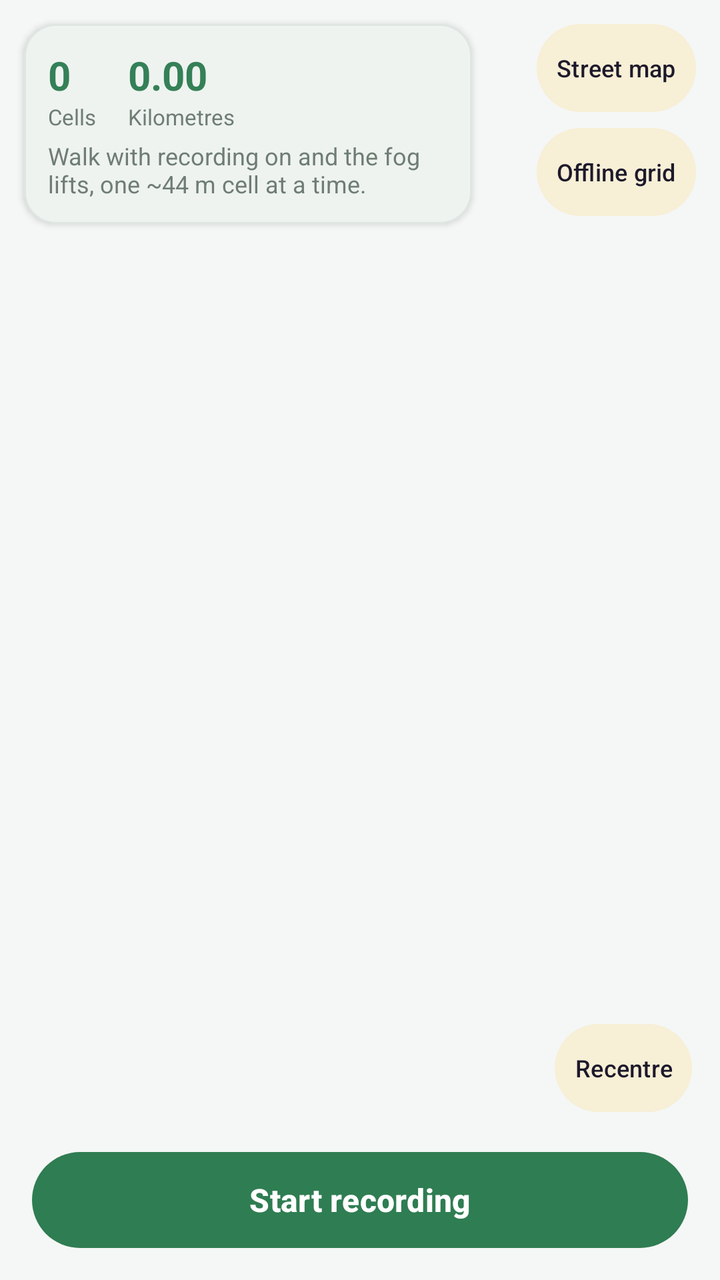
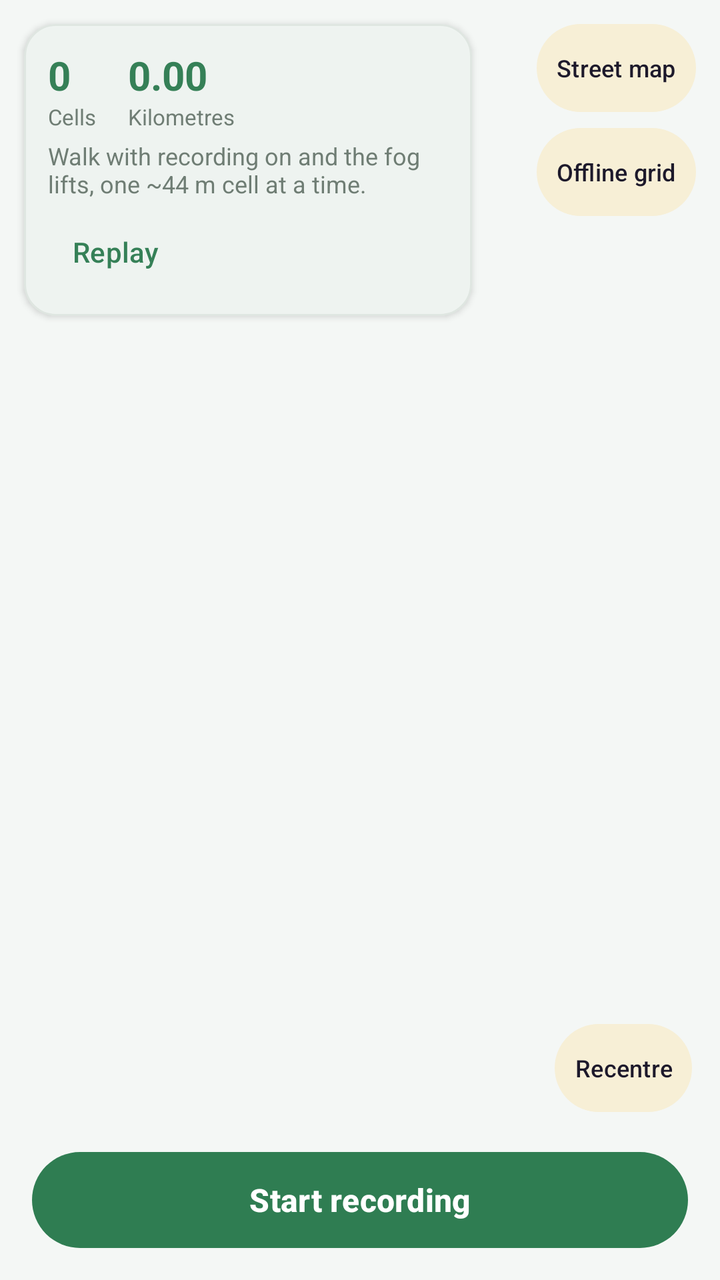

Two renders of the same Android screen: before a commit and after it. Below are the layout's source before the change and the commit's diff.
<!-- AndroidManifest.xml: application theme Theme.CivicWalk -->
<!-- res/layout/tab_map.xml -->
<?xml version="1.0" encoding="utf-8"?>
<FrameLayout xmlns:android="http://schemas.android.com/apk/res/android"
    xmlns:app="http://schemas.android.com/apk/res-auto"
    android:layout_width="match_parent"
    android:layout_height="match_parent"
    android:background="@color/bg">

    <FrameLayout
        android:id="@+id/mapContainer"
        android:layout_width="match_parent"
        android:layout_height="match_parent" />

    <com.civicwalk.app.FogMapView
        android:id="@+id/fogMap"
        android:layout_width="match_parent"
        android:layout_height="match_parent"
        android:visibility="gone" />

    <com.google.android.material.card.MaterialCardView
        android:layout_width="wrap_content"
        android:layout_height="wrap_content"
        android:layout_gravity="top|start"
        android:layout_margin="12dp"
        android:alpha="0.96"
        app:cardBackgroundColor="@color/card"
        app:cardCornerRadius="16dp"
        app:cardElevation="2dp"
        app:contentPadding="12dp"
        app:strokeColor="@color/line"
        app:strokeWidth="1dp">

        <LinearLayout
            android:layout_width="wrap_content"
            android:layout_height="wrap_content"
            android:orientation="vertical">

            <LinearLayout
                android:layout_width="wrap_content"
                android:layout_height="wrap_content"
                android:orientation="horizontal">

                <LinearLayout
                    android:layout_width="wrap_content"
                    android:layout_height="wrap_content"
                    android:layout_marginEnd="16dp"
                    android:orientation="vertical">

                    <TextView
                        android:id="@+id/kpiCells"
                        style="@style/KpiValue"
                        android:layout_width="wrap_content"
                        android:layout_height="wrap_content"
                        android:text="0"
                        android:textSize="20sp" />

                    <TextView
                        style="@style/KpiLabel"
                        android:layout_width="wrap_content"
                        android:layout_height="wrap_content"
                        android:text="@string/kpi_cells" />
                </LinearLayout>

                <LinearLayout
                    android:layout_width="wrap_content"
                    android:layout_height="wrap_content"
                    android:orientation="vertical">

                    <TextView
                        android:id="@+id/kpiKm"
                        style="@style/KpiValue"
                        android:layout_width="wrap_content"
                        android:layout_height="wrap_content"
                        android:text="0.00"
                        android:textSize="20sp" />

                    <TextView
                        style="@style/KpiLabel"
                        android:layout_width="wrap_content"
                        android:layout_height="wrap_content"
                        android:text="@string/kpi_km" />
                </LinearLayout>
            </LinearLayout>

            <TextView
                android:id="@+id/tvRoute"
                style="@style/Hint"
                android:layout_width="200dp"
                android:layout_height="wrap_content"
                android:layout_marginTop="4dp"
                android:text="@string/map_empty" />
        </LinearLayout>
    </com.google.android.material.card.MaterialCardView>

    <LinearLayout
        android:layout_width="wrap_content"
        android:layout_height="wrap_content"
        android:layout_gravity="top|end"
        android:layout_margin="12dp"
        android:orientation="vertical">

        <com.google.android.material.button.MaterialButton
            android:id="@+id/btnMapReal"
            style="@style/MapFab"
            android:layout_width="wrap_content"
            android:layout_height="44dp"
            android:text="@string/map_real" />

        <com.google.android.material.button.MaterialButton
            android:id="@+id/btnMapGrid"
            style="@style/MapFab"
            android:layout_width="wrap_content"
            android:layout_height="44dp"
            android:layout_marginTop="8dp"
            android:text="@string/map_grid" />
    </LinearLayout>

    <LinearLayout
        android:id="@+id/tipBar"
        android:layout_width="match_parent"
        android:layout_height="wrap_content"
        android:layout_gravity="top"
        android:layout_marginStart="12dp"
        android:layout_marginTop="108dp"
        android:layout_marginEnd="12dp"
        android:background="@drawable/legend_chip"
        android:gravity="center_vertical"
        android:minHeight="48dp"
        android:orientation="horizontal"
        android:paddingStart="12dp"
        android:paddingTop="6dp"
        android:paddingEnd="4dp"
        android:paddingBottom="6dp"
        android:visibility="gone">

        <TextView
            android:id="@+id/tvTip"
            style="@style/Hint"
            android:layout_width="0dp"
            android:layout_height="wrap_content"
            android:layout_weight="1"
            android:text="@string/map_legend" />

        <com.google.android.material.button.MaterialButton
            android:id="@+id/btnTipClose"
            style="@style/Widget.Material3.Button.TextButton"
            android:layout_width="48dp"
            android:layout_height="48dp"
            android:insetTop="0dp"
            android:insetBottom="0dp"
            android:minWidth="48dp"
            android:padding="0dp"
            android:text="@string/tip_dismiss"
            android:textSize="16sp" />
    </LinearLayout>

    <LinearLayout
        android:id="@+id/recLive"
        android:layout_width="wrap_content"
        android:layout_height="wrap_content"
        android:layout_gravity="bottom|start"
        android:layout_marginStart="14dp"
        android:layout_marginBottom="76dp"
        android:background="@drawable/legend_chip"
        android:minHeight="48dp"
        android:orientation="vertical"
        android:paddingStart="12dp"
        android:paddingTop="8dp"
        android:paddingEnd="12dp"
        android:paddingBottom="8dp"
        android:visibility="gone">

        <Chronometer
            android:id="@+id/recClock"
            android:layout_width="wrap_content"
            android:layout_height="wrap_content"
            android:textColor="@color/accent"
            android:textSize="22sp"
            android:textStyle="bold" />

        <TextView
            android:id="@+id/recPulse"
            style="@style/Hint"
            android:layout_width="wrap_content"
            android:layout_height="wrap_content"
            android:layout_marginTop="2dp"
            android:text="@string/rec_wait_gps" />
    </LinearLayout>

    <com.google.android.material.button.MaterialButton
        android:id="@+id/btnRecenter"
        style="@style/MapFab"
        android:layout_width="wrap_content"
        android:layout_height="44dp"
        android:layout_gravity="bottom|end"
        android:layout_marginEnd="14dp"
        android:layout_marginBottom="84dp"
        android:text="@string/btn_recenter" />

    <com.google.android.material.button.MaterialButton
        android:id="@+id/btnRoute"
        style="@style/CtaWalk"
        android:layout_width="match_parent"
        android:layout_height="56dp"
        android:layout_gravity="bottom"
        android:layout_marginStart="16dp"
        android:layout_marginEnd="16dp"
        android:layout_marginBottom="12dp"
        android:text="@string/btn_route_start" />
</FrameLayout>
<!-- resources referenced by this layout -->
<resources>
  <color name="accent">#2F7D52</color>
  <color name="bg">#F4F7F5</color>
  <color name="card">#FFFFFF</color>
  <color name="line">#DFE6E1</color>
  <!-- drawable legend_chip (drawable) -->
  <?xml version="1.0" encoding="utf-8"?>
  <shape xmlns:android="http://schemas.android.com/apk/res/android" android:shape="rectangle">
      <solid android:color="#F5FFFFFF" />
      <corners android:radius="12dp" />
      <stroke android:width="1dp" android:color="@color/line" />
  </shape>
  <string name="btn_recenter">Recentre</string>
  <string name="btn_route_start">Start recording</string>
  <string name="kpi_cells">Cells</string>
  <string name="kpi_km">Kilometres</string>
  <string name="map_empty">Walk with recording on and the fog lifts, one ~44 m cell at a time.</string>
  <string name="map_grid">Offline grid</string>
  <string name="map_legend">Grey fog = not walked yet. Walked cells show the street. Green dot = a saved note.\nDrawn on this phone, never uploaded.</string>
  <string name="map_real">Street map</string>
  <string name="rec_wait_gps">Waiting for GPS … timer is running</string>
  <string name="tip_dismiss">×</string>
  <style name="CtaWalk" parent="Widget.Material3.Button">
          <item name="backgroundTint">@color/accent</item>
          <item name="android:textColor">@color/white</item>
          <item name="cornerRadius">28dp</item>
          <item name="android:textSize">16sp</item>
          <item name="android:textStyle">bold</item>
          <item name="android:textAllCaps">false</item>
      </style>
  <style name="Hint">
          <item name="android:textSize">12sp</item>
          <item name="android:textColor">@color/muted</item>
      </style>
  <style name="KpiLabel">
          <item name="android:textSize">11sp</item>
          <item name="android:textColor">@color/muted</item>
      </style>
  <style name="KpiValue">
          <item name="android:textSize">22sp</item>
          <item name="android:textStyle">bold</item>
          <item name="android:textColor">@color/accent</item>
      </style>
  <style name="MapFab" parent="Widget.Material3.Button.TonalButton">
          <item name="android:minWidth">44dp</item>
          <item name="android:minHeight">44dp</item>
          <item name="android:insetTop">0dp</item>
          <item name="android:insetBottom">0dp</item>
          <item name="android:paddingLeft">10dp</item>
          <item name="android:paddingRight">10dp</item>
          <item name="cornerRadius">22dp</item>
          <item name="android:textSize">12sp</item>
          <item name="android:textAllCaps">false</item>
      </style>
  <color name="white">#FFFFFF</color>
  <color name="muted">#6B7A70</color>
  <color name="accent_soft">#DCEFE3</color>
  <color name="ink">#17231C</color>
  <color name="amber">#C9A227</color>
  <color name="amber_soft">#F7EFD6</color>
  <!-- unchanged entries left out for length: 1 -->
</resources>

<!-- the commit's change to res/layout/tab_map.xml (unified diff, before → after) -->
@@ -88,6 +88,30 @@
                 android:layout_height="wrap_content"
                 android:layout_marginTop="4dp"
                 android:text="@string/map_empty" />
+
+            <LinearLayout
+                android:layout_width="wrap_content"
+                android:layout_height="wrap_content"
+                android:layout_marginTop="6dp"
+                android:orientation="horizontal">
+
+                <com.google.android.material.button.MaterialButton
+                    android:id="@+id/btnReplay"
+                    style="@style/Widget.Material3.Button.TextButton"
+                    android:layout_width="wrap_content"
+                    android:layout_height="40dp"
+                    android:minWidth="48dp"
+                    android:text="@string/btn_replay" />
+
+                <com.google.android.material.button.MaterialButton
+                    android:id="@+id/btnHideLine"
+                    style="@style/Widget.Material3.Button.TextButton"
+                    android:layout_width="wrap_content"
+                    android:layout_height="40dp"
+                    android:minWidth="48dp"
+                    android:text="@string/btn_hide_line"
+                    android:visibility="gone" />
+            </LinearLayout>
         </LinearLayout>
     </com.google.android.material.card.MaterialCardView>
 
@@ -120,7 +144,7 @@
         android:layout_height="wrap_content"
         android:layout_gravity="top"
         android:layout_marginStart="12dp"
-        android:layout_marginTop="108dp"
+        android:layout_marginTop="152dp"
         android:layout_marginEnd="12dp"
         android:background="@drawable/legend_chip"
         android:gravity="center_vertical"
<!-- resource entries referenced after the edit -->
@@ -11,7 +11,9 @@
       <corners android:radius="12dp" />
       <stroke android:width="1dp" android:color="@color/line" />
   </shape>
+  <string name="btn_hide_line">Hide line</string>
   <string name="btn_recenter">Recentre</string>
+  <string name="btn_replay">Replay</string>
   <string name="btn_route_start">Start recording</string>
   <string name="kpi_cells">Cells</string>
   <string name="kpi_km">Kilometres</string>
